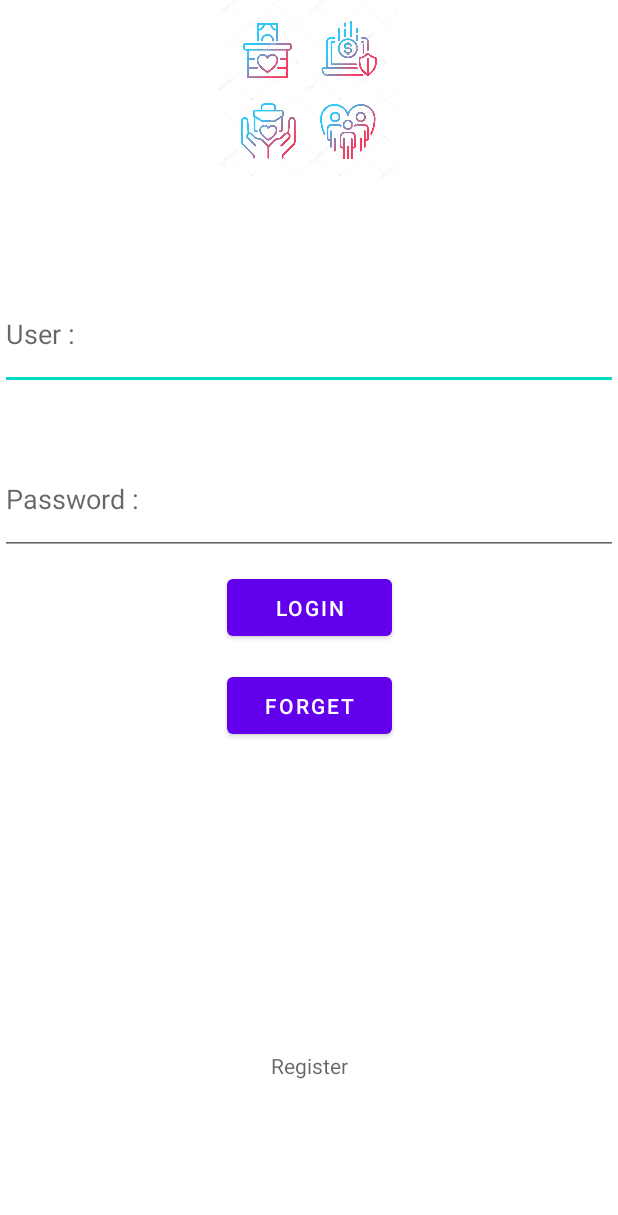
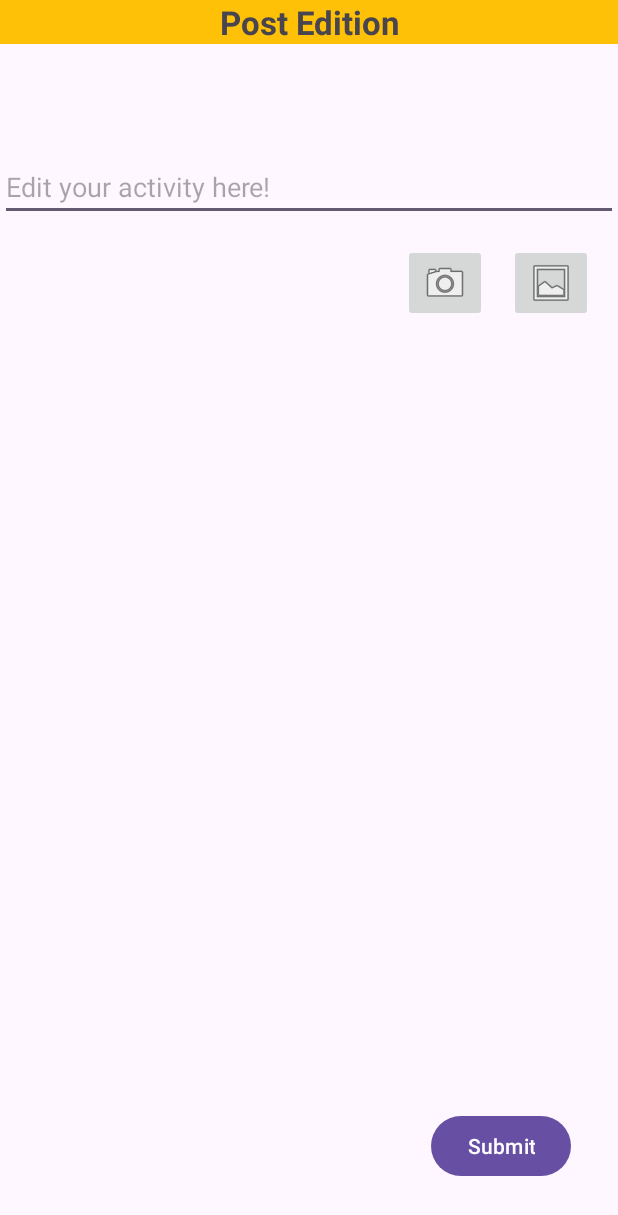
Before and after one commit to michaelxky/FundingApp, an Android app: the screen it shows after launch (Main before the commit, postPublish after it), on a phone screen of 412 x 824 dp. Shown: the top 1215 px of the screen. Run offline under Robolectric (Android 15) with nearby library versions, the phone set to English and light mode, and no system bars.

Commit message:
Merge postPublish page(Version: camera and album functions).

```diff
--- a/app/build.gradle
+++ b/app/build.gradle
@@ -26,6 +26,9 @@ android {
         sourceCompatibility JavaVersion.VERSION_1_8
         targetCompatibility JavaVersion.VERSION_1_8
     }
+    buildFeatures {
+        viewBinding true
+    }
 }
 
 dependencies {
@@ -36,6 +39,8 @@ dependencies {
     implementation libs.constraintlayout
     implementation libs.volley
     implementation 'com.google.android.material:material:1.12.0'
+    implementation libs.navigation.fragment
+    implementation libs.navigation.ui
     testImplementation libs.junit
     androidTestImplementation libs.ext.junit
     androidTestImplementation libs.espresso.core
--- a/app/src/main/java/Program/Tech/Main.java
+++ b/app/src/main/java/Program/Tech/Main.java
@@ -37,6 +37,7 @@ public class Main extends AppCompatActivity {
     @Override
     protected void onCreate(Bundle savedInstanceState) {
         super.onCreate(savedInstanceState);
+        Log.d("ActivityLifecycle", "Main Activity Created");
         EdgeToEdge.enable(this);
         setContentView(R.layout.activity_main);
         ViewCompat.setOnApplyWindowInsetsListener(findViewById(R.id.main), (v, insets) -> {
--- /dev/null
+++ b/app/src/main/res/layout/activity_post_publish.xml
@@ -0,0 +1,88 @@
+<?xml version="1.0" encoding="utf-8"?>
+<androidx.constraintlayout.widget.ConstraintLayout xmlns:android="http://schemas.android.com/apk/res/android"
+    xmlns:app="http://schemas.android.com/apk/res-auto"
+    xmlns:tools="http://schemas.android.com/tools"
+    android:id="@+id/main"
+    android:layout_width="match_parent"
+    android:layout_height="match_parent"
+    tools:context=".postPublish">
+
+    <Button
+        android:id="@+id/Button"
+        android:layout_width="wrap_content"
+        android:layout_height="wrap_content"
+        android:layout_marginEnd="16dp"
+        android:layout_marginBottom="16dp"
+        android:text="Submit"
+        app:layout_constraintBottom_toBottomOf="parent"
+        app:layout_constraintEnd_toEndOf="parent"
+        app:layout_constraintHorizontal_bias="0.95"
+        app:layout_constraintStart_toStartOf="parent"
+        app:layout_constraintTop_toTopOf="parent"
+        app:layout_constraintVertical_bias="0.974" />
+
+    <EditText
+        android:id="@+id/edit_text"
+        android:layout_width="match_parent"
+        android:layout_height="wrap_content"
+        android:hint="Edit your activity here!"
+        app:layout_constraintBottom_toBottomOf="parent"
+        app:layout_constraintEnd_toEndOf="parent"
+        app:layout_constraintStart_toStartOf="parent"
+        app:layout_constraintTop_toTopOf="parent"
+        app:layout_constraintVertical_bias="0.131" />
+
+    <TextView
+        android:id="@+id/textView"
+        android:layout_width="match_parent"
+        android:layout_height="wrap_content"
+        android:background="#FFC107"
+        android:gravity="center"
+        android:text="Post Edition"
+        android:textSize="22sp"
+        android:visibility="visible"
+        android:textStyle="bold"
+        app:layout_constraintBottom_toBottomOf="parent"
+        app:layout_constraintEnd_toEndOf="parent"
+        app:layout_constraintStart_toStartOf="parent"
+        app:layout_constraintTop_toTopOf="parent"
+        app:layout_constraintVertical_bias="0.0" />
+
+    <ImageView
+        android:id="@+id/iv_photo"
+        android:layout_width="match_parent"
+        android:layout_height="300dp"
+        app:layout_constraintBottom_toBottomOf="parent"
+        app:layout_constraintEnd_toEndOf="parent"
+        app:layout_constraintStart_toStartOf="parent"
+        app:layout_constraintTop_toTopOf="parent" />
+
+    <ImageButton
+        android:id="@+id/camera"
+        android:layout_width="wrap_content"
+        android:layout_height="wrap_content"
+        android:layout_marginTop="10dp"
+        android:onClick="takePhoto"
+        app:layout_constraintBottom_toBottomOf="parent"
+        app:layout_constraintEnd_toEndOf="parent"
+        app:layout_constraintHorizontal_bias="0.754"
+        app:layout_constraintStart_toStartOf="parent"
+        app:layout_constraintTop_toBottomOf="@id/edit_text"
+        app:layout_constraintVertical_bias="0.009"
+        app:srcCompat="@android:drawable/ic_menu_camera" />
+
+    <ImageButton
+        android:id="@+id/album"
+        android:layout_width="wrap_content"
+        android:layout_height="wrap_content"
+        android:layout_marginTop="10dp"
+        android:onClick="choosePhoto"
+        app:layout_constraintBottom_toBottomOf="parent"
+        app:layout_constraintEnd_toEndOf="parent"
+        app:layout_constraintHorizontal_bias="0.954"
+        app:layout_constraintStart_toStartOf="parent"
+        app:layout_constraintTop_toBottomOf="@id/edit_text"
+        app:layout_constraintVertical_bias="0.009"
+        app:srcCompat="@android:drawable/ic_menu_gallery" />
+
+</androidx.constraintlayout.widget.ConstraintLayout>
--- /dev/null
+++ b/app/src/main/res/values-land/dimens.xml
@@ -0,0 +1,3 @@
+<resources>
+    <dimen name="fab_margin">48dp</dimen>
+</resources>
--- a/app/src/main/res/values-night/themes.xml
+++ b/app/src/main/res/values-night/themes.xml
@@ -13,4 +13,9 @@
         <item name="android:statusBarColor">?attr/colorPrimaryVariant</item>
         <!-- Customize your theme here. -->
     </style>
+    <!-- Base application theme. -->
+    <style name="Base.Theme.MaterialComponents.DayNight.NoActionBar" parent="Theme.Material3.DayNight.NoActionBar">
+        <!-- Customize your dark theme here. -->
+        <!-- <item name="colorPrimary">@color/my_dark_primary</item> -->
+    </style>
 </resources>
--- /dev/null
+++ b/app/src/main/res/values-v23/themes.xml
@@ -0,0 +1,9 @@
+<resources xmlns:tools="http://schemas.android.com/tools">
+
+    <style name="Theme.MaterialComponents.DayNight.NoActionBar" parent="Base.Theme.MaterialComponents.DayNight.NoActionBar">
+        <!-- Transparent system bars for edge-to-edge. -->
+        <item name="android:navigationBarColor">@android:color/transparent</item>
+        <item name="android:statusBarColor">@android:color/transparent</item>
+        <item name="android:windowLightStatusBar">?attr/isLightTheme</item>
+    </style>
+</resources>
--- /dev/null
+++ b/app/src/main/res/values-w1240dp/dimens.xml
@@ -0,0 +1,3 @@
+<resources>
+    <dimen name="fab_margin">200dp</dimen>
+</resources>
--- /dev/null
+++ b/app/src/main/res/values-w600dp/dimens.xml
@@ -0,0 +1,3 @@
+<resources>
+    <dimen name="fab_margin">48dp</dimen>
+</resources>
--- /dev/null
+++ b/app/src/main/res/values/dimens.xml
@@ -0,0 +1,3 @@
+<resources>
+    <dimen name="fab_margin">16dp</dimen>
+</resources>
--- a/app/src/main/res/values/themes.xml
+++ b/app/src/main/res/values/themes.xml
@@ -13,4 +13,11 @@
         <item name="android:statusBarColor">?attr/colorPrimaryVariant</item>
         <!-- Customize your theme here. -->
     </style>
+    <!-- Base application theme. -->
+    <style name="Base.Theme.MaterialComponents.DayNight.NoActionBar" parent="Theme.Material3.DayNight.NoActionBar">
+        <!-- Customize your light theme here. -->
+        <!-- <item name="colorPrimary">@color/my_light_primary</item> -->
+    </style>
+
+    <style name="Theme.MaterialComponents.DayNight.NoActionBar" parent="Base.Theme.MaterialComponents.DayNight.NoActionBar" />
 </resources>
--- /dev/null
+++ b/app/src/main/res/xml/files.xml
@@ -0,0 +1,6 @@
+<?xml version="1.0" encoding="utf-8"?>
+<paths xmlns:android="http://schemas.android.com/apk/res/android">
+<external-path
+    name="image_path"
+    path="/"/>
+</paths>
--- a/gradle/libs.versions.toml
+++ b/gradle/libs.versions.toml
@@ -8,6 +8,8 @@ material = "1.11.0"
 activity = "1.8.0"
 constraintlayout = "2.1.4"
 volley = "1.2.1"
+navigationFragment = "2.6.0"
+navigationUi = "2.6.0"
 
 [libraries]
 junit = { group = "junit", name = "junit", version.ref = "junit" }
@@ -18,6 +20,8 @@ material = { group = "com.google.android.material", name = "material", version.r
 activity = { group = "androidx.activity", name = "activity", version.ref = "activity" }
 constraintlayout = { group = "androidx.constraintlayout", name = "constraintlayout", version.ref = "constraintlayout" }
 volley = { group = "com.android.volley", name = "volley", version.ref = "volley" }
+navigation-fragment = { group = "androidx.navigation", name = "navigation-fragment", version.ref = "navigationFragment" }
+navigation-ui = { group = "androidx.navigation", name = "navigation-ui", version.ref = "navigationUi" }
 
 [plugins]
 androidApplication = { id = "com.android.application", version.ref = "agp" }
```
Also changed, not shown: app/src/main/AndroidManifest.xml (+24 -7 lines), app/src/main/java/Program/Tech/imageUtil.java (added, +24 -0 lines), app/src/main/java/Program/Tech/postPublish.java (added, +172 -0 lines), app/src/main/res/navigation/nav_graph.xml (added, +28 -0 lines), app/src/main/res/values/strings.xml (+42 -0 lines).
